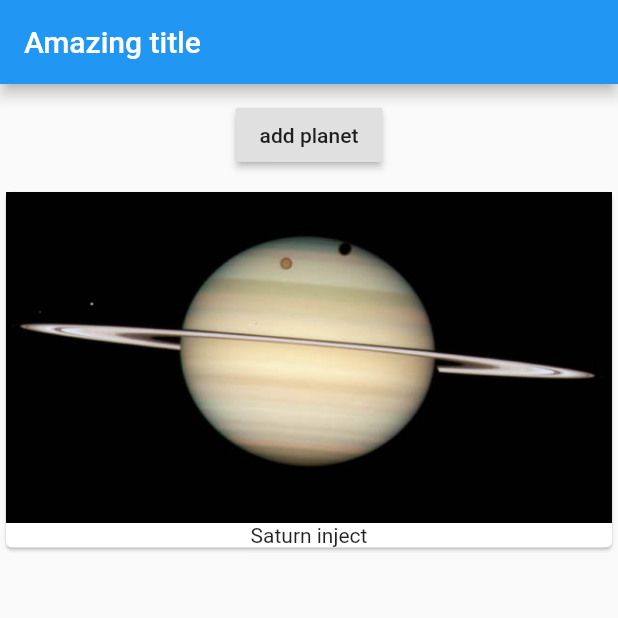
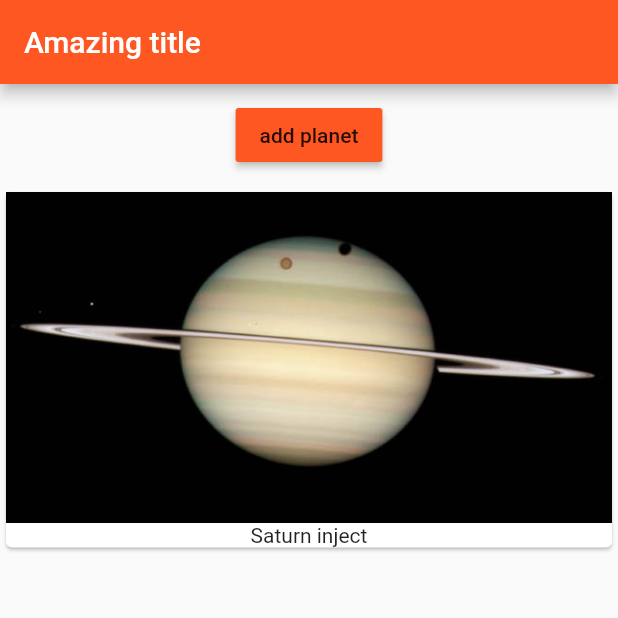
Before and after one commit to torgammelgard/basic-flutter-app, a Flutter app: the screen it shows after launch, on a phone screen of 412 x 824 dp, the top half of it. Run offline on Flutter 3.47's test engine with Material 2 defaults, Android fonts, the phone set to English and light mode, and no system bars.

Commit message:
Add theme, colors,

```diff
--- a/lib/main.dart
+++ b/lib/main.dart
@@ -8,11 +8,16 @@ class MyApp extends StatelessWidget {
   @override
   Widget build(BuildContext context) {
     return MaterialApp(
+      theme: ThemeData(
+        primarySwatch: Colors.deepOrange,
+        brightness: Brightness.light,
+        accentColor: Colors.purple
+      ),
       home: Scaffold(
         appBar: AppBar(
           title: Text('Amazing title'),
         ),
-        body: PlanetManager('Saturn inject'),
+        body: PlanetManager(startingPlanet: 'Saturn inject',),
       ),
     );
   }
--- a/lib/planet_manager.dart
+++ b/lib/planet_manager.dart
@@ -5,7 +5,7 @@ import './planets.dart';
 class PlanetManager extends StatefulWidget {
   final String startingPlanet;
 
-  PlanetManager(this.startingPlanet);
+  PlanetManager({this.startingPlanet = 'Earth'});
 
   @override
   State createState() {
@@ -30,6 +30,7 @@ class _PlanetManagerState extends State<PlanetManager> {
         Container(
           margin: EdgeInsets.all(10.0),
           child: RaisedButton(
+            color: Theme.of(context).primaryColor,
             child: Text('add planet'),
             onPressed: () {
               setState(() {
--- a/lib/planets.dart
+++ b/lib/planets.dart
@@ -3,7 +3,7 @@ import 'package:flutter/material.dart';
 class Planets extends StatelessWidget {
   final List<String> planets;
 
-  Planets(this.planets);
+  Planets([this.planets = const []]);
 
   @override
   Widget build(BuildContext context) {
```
